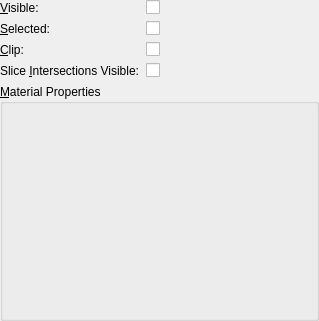
The window that Libs/qMRMLWidgets/Resources/UI/qMRMLDisplayNodeWidget.ui (gezidan/Slicer) describes before a commit, drawn with Qt 5.
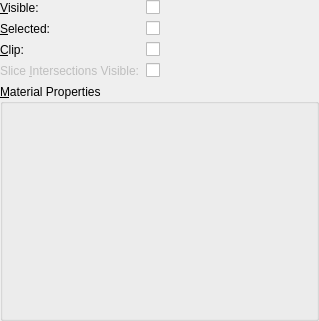
The same window after the commit. Custom widgets are drawn as their Qt base class.

Commit message:
ENH: turn off SliceSWidget and disable gui for missing model intersections
Almost all functionality of SliceSWidget is now in other parts of the
code so don't even create instances of the class now.  This means much
functionality is much faster now (yay!) but there is some features have
not yet been re-implemented in the new architecture - in particular the
slice intersection features for models and slices are not
available so they are disabled in the GUI for now.

The edit to the form file:
```diff
--- a/Libs/qMRMLWidgets/Resources/UI/qMRMLDisplayNodeWidget.ui
+++ b/Libs/qMRMLWidgets/Resources/UI/qMRMLDisplayNodeWidget.ui
@@ -73,6 +73,9 @@
      <property name="text">
       <string>Slice &amp;Intersections Visible:</string>
      </property>
+     <property name="enabled">
+      <bool>false</bool>
+     </property>
      <property name="buddy">
       <cstring>SliceIntersectionVisibilityCheckBox</cstring>
      </property>
```
The commit also changes 2 other files.
